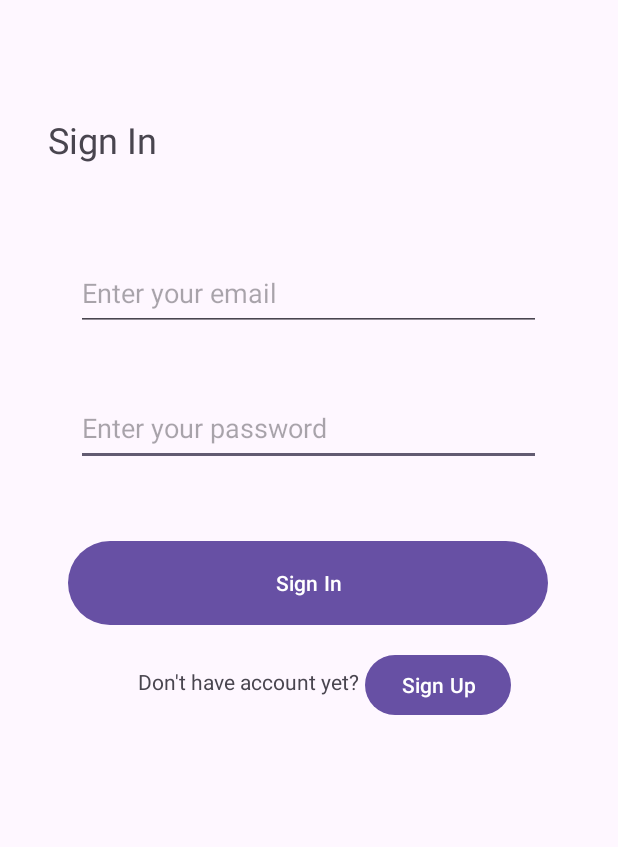
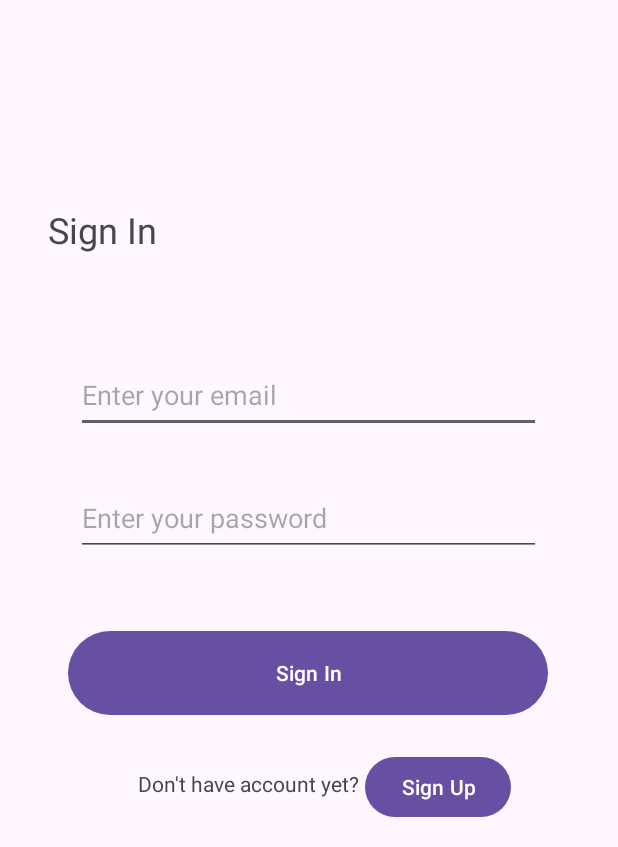
Before and after one commit to Patrik-03/QuickBox-frontend, an Android app: the screen it shows after launch (MainActivity before the commit, SignIn_Handler after it), on a phone screen of 412 x 824 dp, the part 389-1236 px from its top. Run offline under Robolectric (Android 15) with nearby library versions, the phone set to English and light mode, and no system bars.

Commit message:
signin/up first

```diff
--- a/app/src/main/java/com/example/quickbox_front/MainActivity.java
+++ /dev/null
@@ -1,16 +0,0 @@
-package com.example.quickbox_front;
-
-import android.os.Bundle;
-
-import androidx.activity.EdgeToEdge;
-import androidx.appcompat.app.AppCompatActivity;
-
-public class MainActivity extends AppCompatActivity {
-
-    @Override
-    protected void onCreate(Bundle savedInstanceState) {
-        super.onCreate(savedInstanceState);
-        EdgeToEdge.enable(this);
-        setContentView(R.layout.signin);
-    }
-}
--- /dev/null
+++ b/app/src/main/java/com/example/quickbox_front/SignIn_Handler.java
@@ -0,0 +1,34 @@
+package com.example.quickbox_front;
+
+import android.content.Intent;
+import android.os.Bundle;
+import android.view.View;
+import android.widget.Button;
+
+import androidx.activity.EdgeToEdge;
+import androidx.appcompat.app.AppCompatActivity;
+
+
+
+public class SignIn_Handler extends AppCompatActivity {
+    static SignIn_Handler signInHandler;
+    @Override
+    protected void onCreate(Bundle savedInstanceState) {
+        signInHandler = this;
+        super.onCreate(savedInstanceState);
+        EdgeToEdge.enable(this);
+        setContentView(R.layout.signin);
+
+        Button signup = (Button) findViewById(R.id.signupB);
+        signup.setOnClickListener(new View.OnClickListener() {
+            @Override
+            public void onClick(View v) {
+                Intent intent = new Intent(SignIn_Handler.this, SignUp_Handler.class);
+                startActivity(intent);
+            }
+        });
+    }
+    public static SignIn_Handler getInstance(){
+        return signInHandler;
+    }
+}
--- a/app/src/main/res/layout/signin.xml
+++ b/app/src/main/res/layout/signin.xml
@@ -15,55 +15,22 @@
         app:layout_constraintTop_toTopOf="parent"
         app:srcCompat="@drawable/quickbox_logo" />
 
-    <EditText
-        android:id="@+id/editTextTextPassword"
-        android:layout_width="310dp"
-        android:layout_height="50dp"
-        android:layout_marginTop="40dp"
-        android:ems="10"
-        android:hint="Enter your password"
-        android:inputType="textPassword"
-        app:layout_constraintEnd_toEndOf="parent"
-        app:layout_constraintHorizontal_bias="0.495"
-        app:layout_constraintStart_toStartOf="parent"
-        app:layout_constraintTop_toBottomOf="@+id/editTextTextEmailAddress" />
-
     <Button
         android:id="@+id/signinB"
         android:layout_width="320dp"
         android:layout_height="64dp"
-        android:layout_marginTop="616dp"
+        android:layout_marginTop="676dp"
         android:text="Sign In"
         app:layout_constraintEnd_toEndOf="parent"
         app:layout_constraintHorizontal_bias="0.494"
         app:layout_constraintStart_toStartOf="parent"
         app:layout_constraintTop_toTopOf="parent" />
 
-    <TextView
-        android:id="@+id/createacc"
-        android:layout_width="wrap_content"
-        android:layout_height="wrap_content"
-        android:layout_marginStart="92dp"
-        android:layout_marginTop="24dp"
-        android:text="Don't have account yet?"
-        app:layout_constraintStart_toStartOf="parent"
-        app:layout_constraintTop_toBottomOf="@+id/signinB" />
-
-    <Button
-        android:id="@+id/signupB"
-        android:layout_width="wrap_content"
-        android:layout_height="wrap_content"
-        android:layout_marginStart="4dp"
-        android:layout_marginTop="12dp"
-        android:text="Sign Up"
-        app:layout_constraintStart_toEndOf="@+id/createacc"
-        app:layout_constraintTop_toBottomOf="@+id/signinB" />
-
     <EditText
         android:id="@+id/editTextTextEmailAddress"
         android:layout_width="310dp"
         android:layout_height="50dp"
-        android:layout_marginTop="56dp"
+        android:layout_marginTop="64dp"
         android:ems="10"
         android:hint="Enter your email"
         android:inputType="textEmailAddress"
@@ -77,10 +44,43 @@
         android:layout_width="76dp"
         android:layout_height="38dp"
         android:layout_marginStart="32dp"
-        android:layout_marginTop="336dp"
+        android:layout_marginTop="396dp"
         android:text="Sign In"
         android:textSize="24sp"
         app:layout_constraintStart_toStartOf="parent"
         app:layout_constraintTop_toTopOf="parent" />
 
+    <Button
+        android:id="@+id/signupB"
+        android:layout_width="wrap_content"
+        android:layout_height="wrap_content"
+        android:layout_marginStart="4dp"
+        android:layout_marginTop="20dp"
+        android:text="Sign Up"
+        app:layout_constraintStart_toEndOf="@+id/createacc"
+        app:layout_constraintTop_toBottomOf="@+id/signinB" />
+
+    <EditText
+        android:id="@+id/editTextTextPassword"
+        android:layout_width="310dp"
+        android:layout_height="50dp"
+        android:layout_marginTop="32dp"
+        android:ems="10"
+        android:hint="Enter your password"
+        android:inputType="textPassword"
+        app:layout_constraintEnd_toEndOf="parent"
+        app:layout_constraintHorizontal_bias="0.495"
+        app:layout_constraintStart_toStartOf="parent"
+        app:layout_constraintTop_toBottomOf="@+id/editTextTextEmailAddress" />
+
+    <TextView
+        android:id="@+id/createacc"
+        android:layout_width="wrap_content"
+        android:layout_height="wrap_content"
+        android:layout_marginStart="92dp"
+        android:layout_marginTop="32dp"
+        android:text="Don't have account yet?"
+        app:layout_constraintStart_toStartOf="parent"
+        app:layout_constraintTop_toBottomOf="@+id/signinB" />
+
 </androidx.constraintlayout.widget.ConstraintLayout>
```
Also changed, not shown: app/src/main/AndroidManifest.xml (+8 -2 lines), app/src/main/java/com/example/quickbox_front/SignUp_Handler.java (added, +34 -0 lines), app/src/main/res/layout/signup.xml (added, +104 -0 lines).
